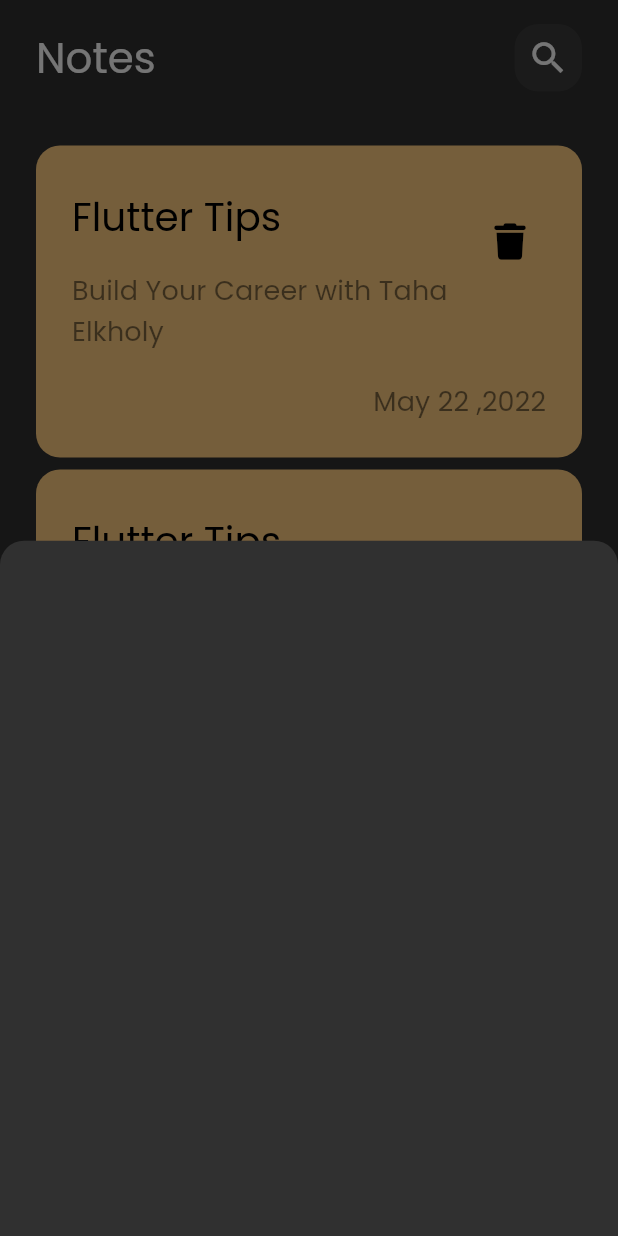
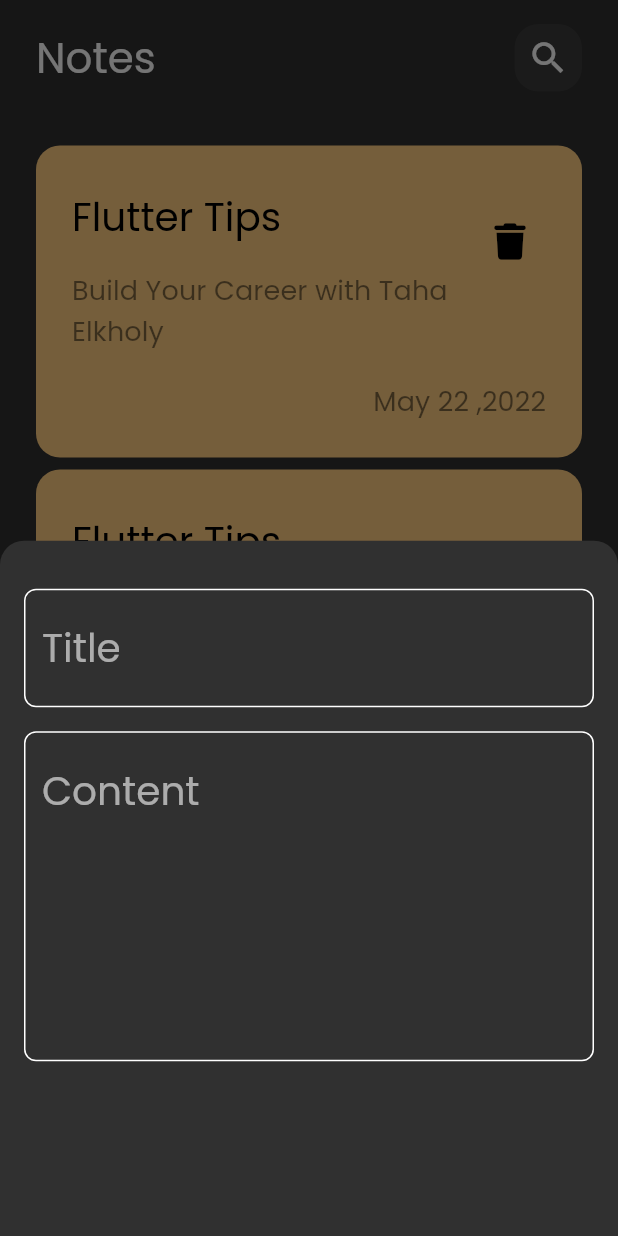
Before and after one commit to taha-elkholy/notes_app, a Flutter app: the screen it shows after launch, after a tap on the "add" icon, on a phone screen of 412 x 824 dp. Run offline on Flutter 3.47's test engine with Material 2 defaults, Android fonts, the phone set to English and light mode, and no system bars; our stand-ins replace font_awesome_flutter.

Commit message:
add text field

```diff
--- /dev/null
+++ b/lib/constants.dart
@@ -0,0 +1,3 @@
+import 'package:flutter/material.dart';
+
+const Color primaryColor = Color(0xff62FCD07);
--- a/lib/main.dart
+++ b/lib/main.dart
@@ -1,4 +1,5 @@
 import 'package:flutter/material.dart';
+import 'package:notes_app/constants.dart';
 import 'package:notes_app/views/notes_view.dart';
 
 void main() {
@@ -14,6 +15,7 @@ class NotesApp extends StatelessWidget {
       debugShowCheckedModeBanner: false,
       theme: ThemeData(
         brightness: Brightness.dark,
+        primaryColor: primaryColor,
         fontFamily: 'Poppins',
         appBarTheme: const AppBarTheme(
           elevation: 0,
--- a/lib/views/notes_view.dart
+++ b/lib/views/notes_view.dart
@@ -8,6 +8,7 @@ class NotesView extends StatelessWidget {
   @override
   Widget build(BuildContext context) {
     return Scaffold(
+      extendBody: true,
       body: const SafeArea(
         child: NotesViewBody(),
       ),
--- a/lib/views/widgets/add_note_bottom_sheet.dart
+++ b/lib/views/widgets/add_note_bottom_sheet.dart
@@ -1,10 +1,20 @@
 import 'package:flutter/material.dart';
+import 'package:notes_app/views/widgets/custom_text_field.dart';
 
 class AddNoteBottomSheet extends StatelessWidget {
   const AddNoteBottomSheet({super.key});
 
   @override
   Widget build(BuildContext context) {
-    return Container();
+    return Padding(
+      padding: const EdgeInsets.symmetric(vertical: 32,horizontal: 16,),
+      child: Column(
+        children: const [
+          CustomTextField(hint: 'Title'),
+          SizedBox(height: 16,),
+          CustomTextField(hint: 'Content', maxLines: 5,),
+        ],
+      ),
+    );
   }
 }
--- /dev/null
+++ b/lib/views/widgets/custom_text_field.dart
@@ -0,0 +1,30 @@
+import 'package:flutter/material.dart';
+import 'package:notes_app/constants.dart';
+
+class CustomTextField extends StatelessWidget {
+  const CustomTextField({super.key, required this.hint, this.maxLines});
+  final String hint;
+  final int? maxLines;
+  @override
+  Widget build(BuildContext context) {
+    return TextFormField(
+      cursorColor: primaryColor,
+      maxLines: maxLines,
+      decoration: InputDecoration(
+        hintText: hint,
+        border: buildBorder(),
+        enabledBorder: buildBorder(),
+        focusedBorder: buildBorder(color: primaryColor),
+      ),
+    );
+  }
+
+  OutlineInputBorder buildBorder({Color? color}) {
+    return OutlineInputBorder(
+      borderRadius: BorderRadius.circular(8),
+      borderSide: BorderSide(
+        color: color ?? Colors.white,
+      ),
+    );
+  }
+}
```
